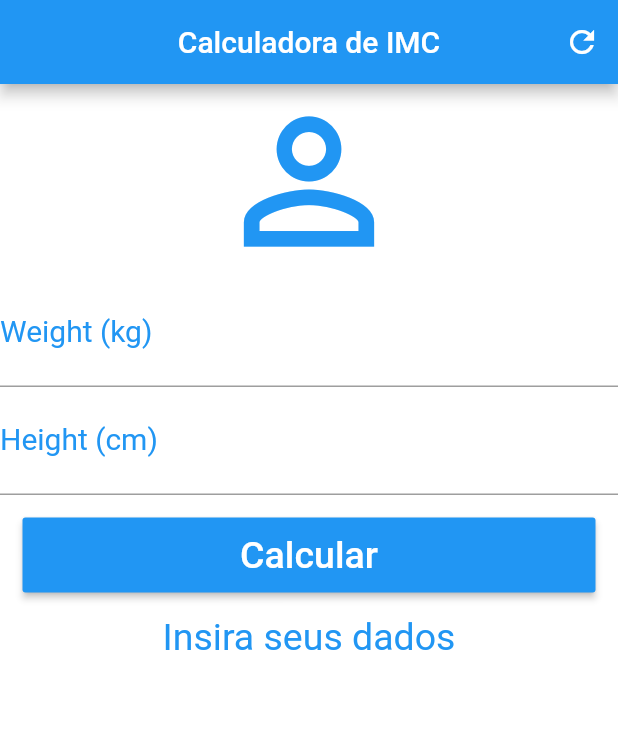
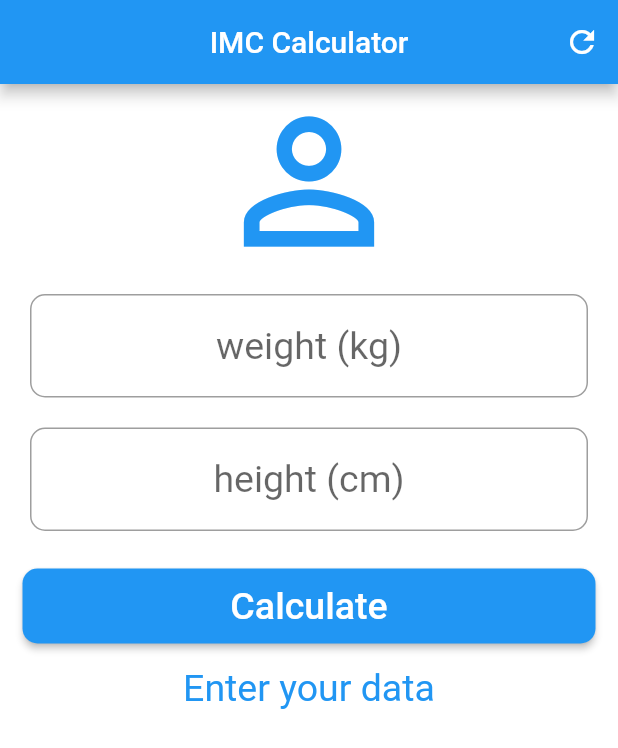
Before and after one commit to iannsantos/calculadora_imc_flutter, a Flutter app: the screen it shows after launch, on a phone screen of 412 x 824 dp. Shown: the top 748 px of the screen. Run offline on Flutter 3.47's test engine with Material 2 defaults, Android fonts, the phone set to English and light mode, and no system bars.

Commit message:
Editing design

```diff
--- a/lib/main.dart
+++ b/lib/main.dart
@@ -3,6 +3,7 @@ import 'package:flutter/material.dart';
 void main() {
   runApp(MaterialApp(
     home: Home(),
+    debugShowCheckedModeBanner: false,
   ));
 }
 
@@ -15,7 +16,7 @@ class _HomeState extends State<Home> {
   TextEditingController weightController = TextEditingController();
   TextEditingController heightController = TextEditingController();
 
-  String _infoText = "Insira seus dados";
+  String _infoText = "Enter your data";
 
   GlobalKey<FormState> _formKey = GlobalKey<FormState>();
 
@@ -23,7 +24,7 @@ class _HomeState extends State<Home> {
     weightController.text = "";
     heightController.text = "";
     setState(() {
-      _infoText = "Insira seus dados";
+      _infoText = "Enter your data";
     });
   }
 
@@ -33,19 +34,19 @@ class _HomeState extends State<Home> {
       double height = double.parse(heightController.text) / 100;
       double imc = weight / (height * height);
       if (imc < 17) {
-        _infoText = "Muito abaixo do peso (${imc.toStringAsPrecision(3)})";
+        _infoText = "Very underweight (${imc.toStringAsPrecision(3)})";
       } else if (imc > 17 && imc <= 18.49) {
-        _infoText = "Abaixo do peso (${imc.toStringAsPrecision(3)})";
+        _infoText = "Underweight (${imc.toStringAsPrecision(3)})";
       } else if (imc > 18.49 && imc <= 24.99) {
-        _infoText = "Peso normal (${imc.toStringAsPrecision(3)})";
+        _infoText = "Normal (${imc.toStringAsPrecision(3)})";
       } else if (imc > 24.99 && imc <= 29.99) {
-        _infoText = "Acima do peso (${imc.toStringAsPrecision(3)})";
+        _infoText = "Overweight (${imc.toStringAsPrecision(3)})";
       } else if (imc > 29.99 && imc <= 34.99) {
-        _infoText = "Obesidade I (${imc.toStringAsPrecision(3)})";
+        _infoText = "Obesity I (${imc.toStringAsPrecision(3)})";
       } else if (imc > 34.99 && imc <= 39.99) {
-        _infoText = "Obesidade II - Severa (${imc.toStringAsPrecision(3)})";
+        _infoText = "Obesity II - Severe (${imc.toStringAsPrecision(3)})";
       } else {
-        _infoText = "Obesidade III - Mórbida (${imc.toStringAsPrecision(3)})";
+        _infoText = "Obesity III - Morbid (${imc.toStringAsPrecision(3)})";
       }
     });
   }
@@ -54,7 +55,7 @@ class _HomeState extends State<Home> {
   Widget build(BuildContext context) {
     return Scaffold(
         appBar: AppBar(
-          title: Text("Calculadora de IMC"),
+          title: Text("IMC Calculator"),
           centerTitle: true,
           backgroundColor: Colors.blue,
           actions: <Widget>[
@@ -73,46 +74,64 @@ class _HomeState extends State<Home> {
                 size: 130.0,
                 color: Colors.blue,
               ),
-              TextFormField(
+
+              Padding(
+                padding: EdgeInsets.symmetric(horizontal: 20, vertical: 10),
+                child: TextFormField(
                   keyboardType: TextInputType.number,
                   decoration: InputDecoration(
-                  labelText: "Weight (kg)",
+                    hintText: "weight (kg)",
                     labelStyle: TextStyle(color: Colors.blue, fontSize: 20.0),
+                    border: OutlineInputBorder(
+                      borderRadius: BorderRadius.circular(10),
+                    ),
                   ),
                   textAlign: TextAlign.center,
                   style: TextStyle(color: Colors.blue, fontSize: 25.0),
                   controller: weightController,
                   validator: (value) {
                     if (value.isEmpty) {
-                    return "Insira seu peso";
+                      return "Enter your weight";
                     }
                   },
                 ),
-              TextFormField(
+              ),
+
+              Padding(
+                padding: EdgeInsets.symmetric(horizontal: 20, vertical: 10),
+                child: TextFormField(
                   keyboardType: TextInputType.number,
                   decoration: InputDecoration(
-                  labelText: "Height (cm)",
+                    hintText: "height (cm)",
                     labelStyle: TextStyle(color: Colors.blue, fontSize: 20.0),
+                    border: OutlineInputBorder(
+                      borderRadius: BorderRadius.circular(10)
+                    )
                   ),
                   textAlign: TextAlign.center,
                   style: TextStyle(color: Colors.blue, fontSize: 25.0),
                   controller: heightController,
                   validator: (value) {
                     if (value.isEmpty) {
-                    return "Insira sua altura";
+                      return "Enter your heigth";
                     }
                   },
                 ),
+              ),
+
               Container(
                 height: 50.0,
                 margin: EdgeInsets.all(15),
                 child: RaisedButton(
+                  shape: RoundedRectangleBorder(
+                    borderRadius: BorderRadius.circular(10)
+                  ),
                   onPressed: () {
                     if(_formKey.currentState.validate()) {
                       _calculate();
                     }
                   },
-                  child: Text("Calcular",
+                  child: Text("Calculate",
                       style: TextStyle(color: Colors.white, fontSize: 25.0)),
                   color: Colors.blue,
                 ),
```
Also changed, not shown: pubspec.lock. Lines whose indentation alone changed are shown as unchanged.
